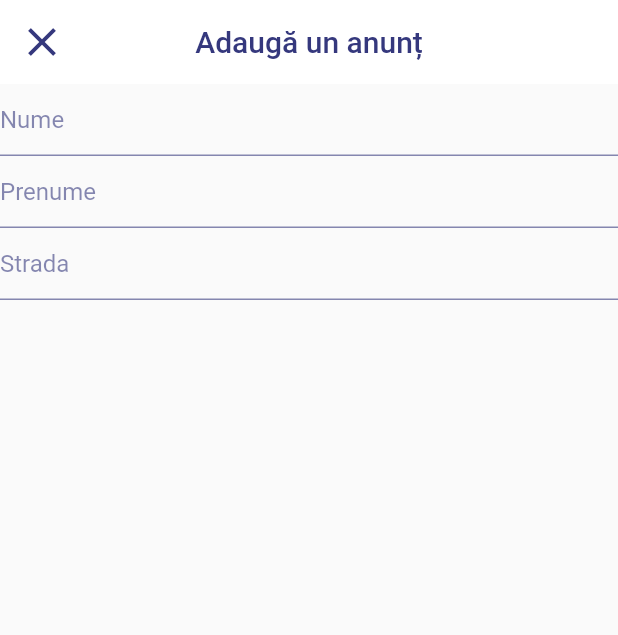
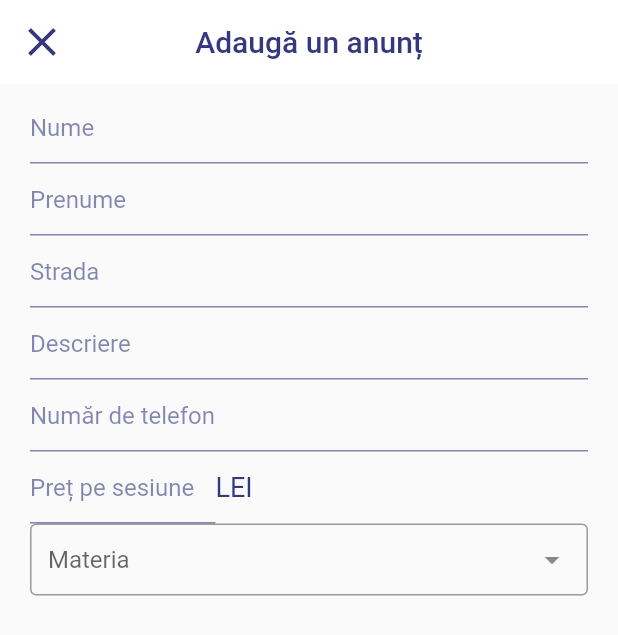
Before and after one commit to daniatitienei/meditatii, a Flutter app: the Announcement screen opened by its route, on a phone screen of 412 x 824 dp. Shown: the top 635 px of the screen. Run offline on Flutter 3.47's test engine with Material 2 defaults, Android fonts, the light colour scheme and no system bars; drawn by our look-alikes of dropdown_search; our stand-ins replace cloud_firestore, email_validator, firebase_auth, firebase_core, flutter_svg, google_fonts and 2 more; accounts and stored records are empty.

Commit message:
announcement edited

```diff
--- a/lib/main.dart
+++ b/lib/main.dart
@@ -9,7 +9,6 @@ import 'package:find_your_teacher/src/screens/register.dart';
 import 'package:find_your_teacher/src/screens/selectedCategory.dart';
 import 'package:firebase_core/firebase_core.dart';
 import 'package:flutter/material.dart';
-import 'package:provider/provider.dart';
 
 void main() {
   WidgetsFlutterBinding.ensureInitialized();
--- a/lib/src/models/profile.dart
+++ b/lib/src/models/profile.dart
@@ -6,6 +6,7 @@ class Profile {
   final String city;
   final String street;
   final String description;
+  final String phoneNumber;
   final int price;
 
   Profile({
@@ -16,6 +17,7 @@ class Profile {
     required this.description,
     required this.city,
     required this.street,
+    required this.phoneNumber,
     required this.price,
   });
 }
--- a/lib/src/screens/announcement.dart
+++ b/lib/src/screens/announcement.dart
@@ -1,6 +1,7 @@
 import 'package:find_your_teacher/src/assets/colors/colors.dart';
 import 'package:flutter/material.dart';
 import 'package:google_fonts/google_fonts.dart';
+import 'package:dropdown_search/dropdown_search.dart';
 
 class Announcement extends StatefulWidget {
   static const String routeName = '/addAnouncement';
@@ -35,9 +36,14 @@ class _AnnouncementState extends State<Announcement> {
         ),
       ),
       body: Container(
+        padding: EdgeInsets.fromLTRB(20, 5, 20, 5),
         child: Column(
           children: [
             TextFormField(
+              cursorColor: MyColors().purple,
+              style: GoogleFonts.roboto(
+                textStyle: TextStyle(color: MyColors().purple),
+              ),
               decoration: InputDecoration(
                 hintText: 'Nume',
                 hintStyle: GoogleFonts.roboto(
@@ -52,6 +58,10 @@ class _AnnouncementState extends State<Announcement> {
               ),
             ),
             TextFormField(
+              cursorColor: MyColors().purple,
+              style: GoogleFonts.roboto(
+                textStyle: TextStyle(color: MyColors().purple),
+              ),
               decoration: InputDecoration(
                 hintText: 'Prenume',
                 hintStyle: GoogleFonts.roboto(
@@ -66,6 +76,10 @@ class _AnnouncementState extends State<Announcement> {
               ),
             ),
             TextFormField(
+              cursorColor: MyColors().purple,
+              style: GoogleFonts.roboto(
+                textStyle: TextStyle(color: MyColors().purple),
+              ),
               decoration: InputDecoration(
                 hintText: 'Strada',
                 hintStyle: GoogleFonts.roboto(
@@ -79,6 +93,107 @@ class _AnnouncementState extends State<Announcement> {
                 ),
               ),
             ),
+            ConstrainedBox(
+              constraints: BoxConstraints(
+                  maxHeight: MediaQuery.of(context).size.height * 0.2),
+              child: TextFormField(
+                cursorColor: MyColors().purple,
+                minLines: 1,
+                maxLines: 10,
+                keyboardType: TextInputType.multiline,
+                style: GoogleFonts.roboto(
+                  textStyle: TextStyle(color: MyColors().purple),
+                ),
+                decoration: InputDecoration(
+                  hintText: 'Descriere',
+                  hintStyle: GoogleFonts.roboto(
+                    color: MyColors().purpleSixtyPercent,
+                  ),
+                  focusedBorder: UnderlineInputBorder(
+                    borderSide: BorderSide(color: MyColors().purple),
+                  ),
+                  enabledBorder: UnderlineInputBorder(
+                    borderSide:
+                        BorderSide(color: MyColors().purpleSixtyPercent),
+                  ),
+                ),
+              ),
+            ),
+            TextFormField(
+              cursorColor: MyColors().purple,
+              keyboardType: TextInputType.number,
+              style: GoogleFonts.roboto(
+                textStyle: TextStyle(color: MyColors().purple),
+              ),
+              decoration: InputDecoration(
+                hintText: 'Număr de telefon',
+                hintStyle: GoogleFonts.roboto(
+                  color: MyColors().purpleSixtyPercent,
+                ),
+                focusedBorder: UnderlineInputBorder(
+                  borderSide: BorderSide(color: MyColors().purple),
+                ),
+                enabledBorder: UnderlineInputBorder(
+                  borderSide: BorderSide(color: MyColors().purpleSixtyPercent),
+                ),
+              ),
+            ),
+            Row(
+              children: [
+                Container(
+                  width: MediaQuery.of(context).size.width * 0.3,
+                  child: TextFormField(
+                    cursorColor: MyColors().purple,
+                    keyboardType: TextInputType.number,
+                    style: GoogleFonts.roboto(
+                      textStyle: TextStyle(color: MyColors().purple),
+                    ),
+                    decoration: InputDecoration(
+                      hintText: 'Preț pe sesiune',
+                      hintStyle: GoogleFonts.roboto(
+                        color: MyColors().purpleSixtyPercent,
+                      ),
+                      focusedBorder: UnderlineInputBorder(
+                        borderSide: BorderSide(color: MyColors().purple),
+                      ),
+                      enabledBorder: UnderlineInputBorder(
+                        borderSide:
+                            BorderSide(color: MyColors().purpleSixtyPercent),
+                      ),
+                    ),
+                  ),
+                ),
+                Text(
+                  'LEI',
+                  style: GoogleFonts.roboto(
+                    fontSize: 18,
+                  ),
+                ),
+              ],
+            ),
+            DropdownSearch<String>(
+              mode: Mode.BOTTOM_SHEET,
+              // TODO sa ii schimb culoarea din negru in mov
+              items: [
+                'Matematică',
+                'Română',
+                'Informatică',
+                'Biologie',
+                'Fizică',
+                'Engleză',
+                'Chimie',
+                'Desen',
+                'Franceză',
+                'Geografie',
+                'Germană',
+                'Istorie',
+                'Latină',
+                'Muzică',
+                'Psihologie',
+                'Sport',
+              ],
+              hint: 'Materia',
+            ),
           ],
         ),
       ),
--- a/lib/src/screens/selectedCategory.dart
+++ b/lib/src/screens/selectedCategory.dart
@@ -81,6 +81,7 @@ class SelectedCategory extends StatelessWidget {
                             description: myData['descriere'],
                             city: myData['oras'],
                             street: myData['strada'],
+                            phoneNumber: myData['numar'],
                             price: myData['pret'],
                           ),
                         );
--- a/pubspec.yaml
+++ b/pubspec.yaml
@@ -25,6 +25,7 @@ dependencies:
     sdk: flutter
   cloud_firestore: ^2.4.0
   cupertino_icons: ^1.0.2
+  dropdown_search: ^0.6.3
   email_validator: ^2.0.1
   firebase_auth: ^3.0.1
   firebase_core: ^1.4.0
@@ -33,7 +34,9 @@ dependencies:
   google_fonts: ^2.1.0
   google_sign_in: ^5.0.5
   group_button: ^3.0.1
+  http: ^0.13.3
   provider: ^5.0.0
+  url_launcher: ^6.0.9
 
 dev_dependencies:
   flutter_test:
```
Also changed, not shown: lib/src/screens/inspectProfessor.dart (+26 -28 lines), pubspec.lock, 2 other files.
